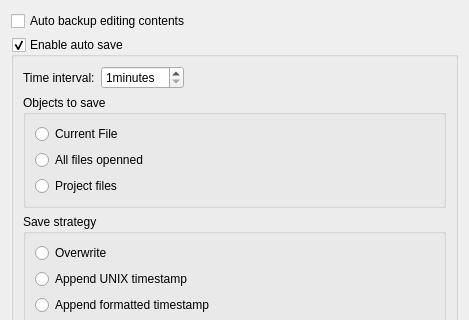
Before: the Qt Designer form RedPandaIDE/settingsdialog/editorautosavewidget.ui in royqh1979/RedPanda-CPP, drawn with Qt 5; both pictures show x 0 to 469 and y 0 to 320 of the 469 by 459 pixel window.
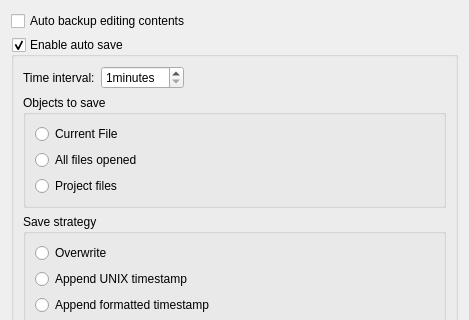
After: the same form once the commit is applied.

The edit to the form file:
```diff
--- a/RedPandaIDE/settingsdialog/editorautosavewidget.ui
+++ b/RedPandaIDE/settingsdialog/editorautosavewidget.ui
@@ -97,7 +97,7 @@
          <item>
           <widget class="QRadioButton" name="rbAllOpennedFiles">
            <property name="text">
-            <string>All files openned</string>
+            <string>All files opened</string>
            </property>
           </widget>
          </item>
```
